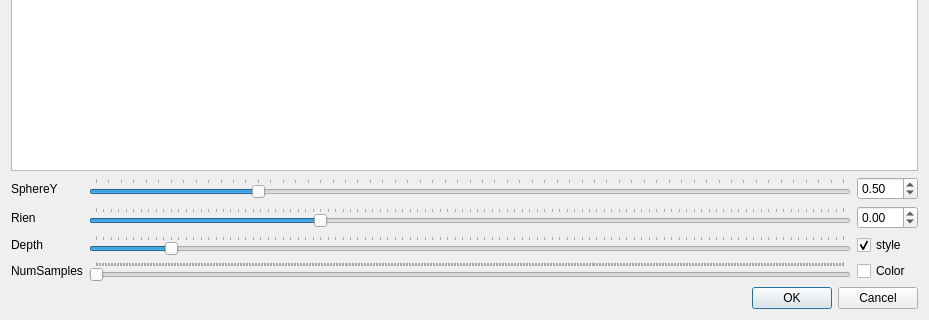
joblobob/ray, file rayview.ui: the form before one commit; both pictures show x 0 to 929 and y 318 to 638 of the 929 by 638 pixel window.
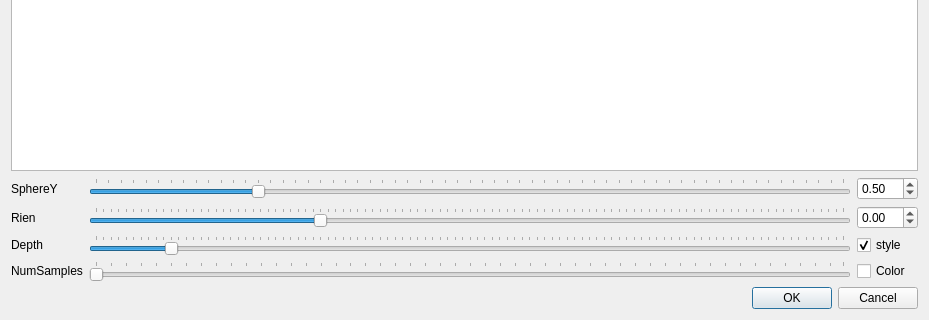
The form after the commit.

Commit message: maintenance: fix ma compréhension x et y lol

```diff
--- a/rayview.ui
+++ b/rayview.ui
@@ -70,6 +70,9 @@
        <property name="tickPosition">
         <enum>QSlider::TicksAbove</enum>
        </property>
+       <property name="tickInterval">
+        <number>10</number>
+       </property>
       </widget>
      </item>
      <item row="0" column="0">
```
The commit also changes 2 other files.
